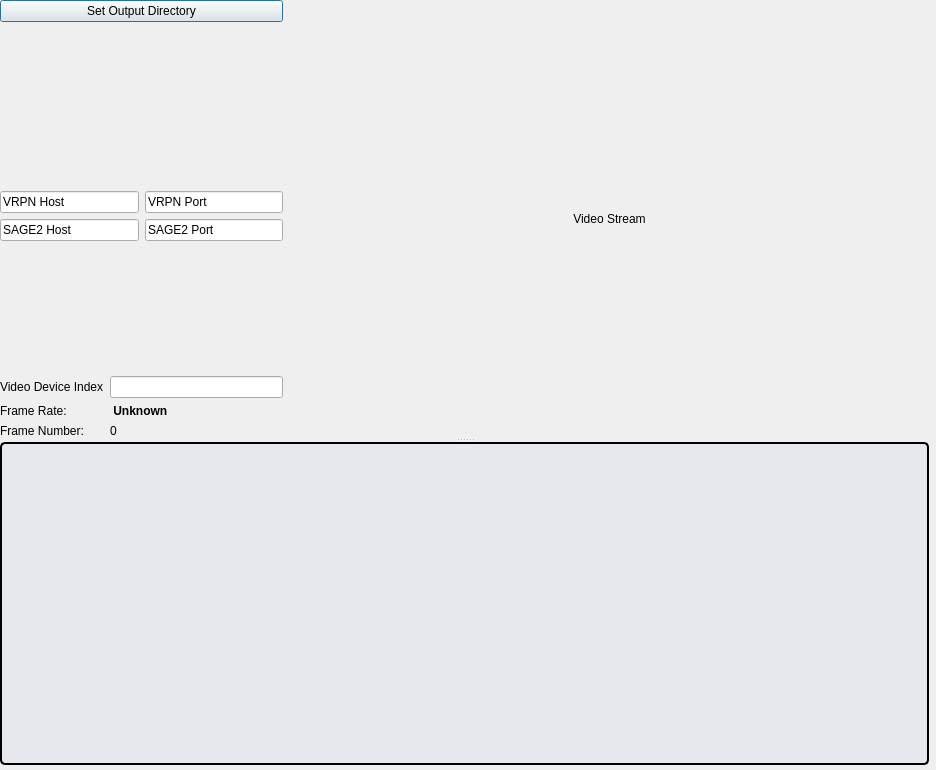
Above: tools/workbench/live_window.ui from hcilab-uic/ipme before the change. Below: the same form after it.
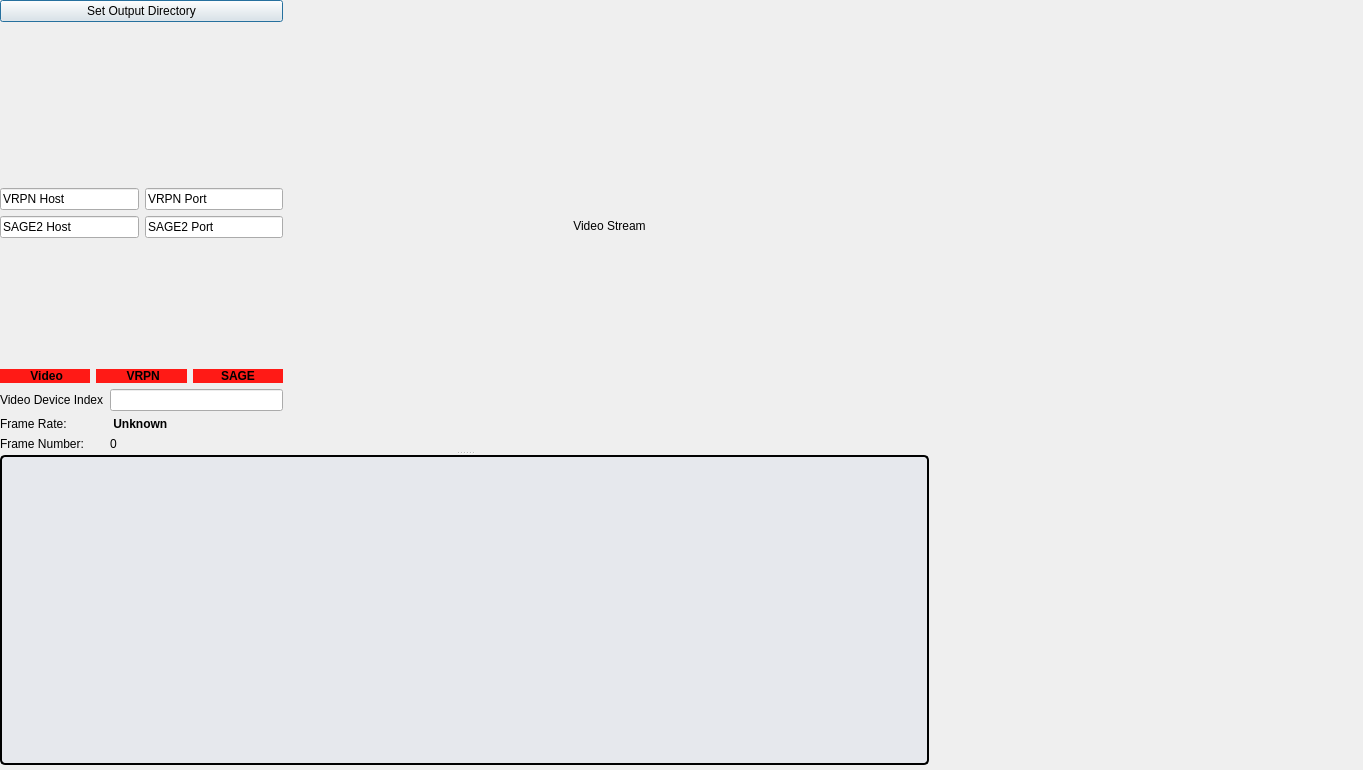
That is the form after the change.

Commit message: Added status indicators

Patch:
```diff
--- a/tools/workbench/live_window.ui
+++ b/tools/workbench/live_window.ui
@@ -6,7 +6,7 @@
    <rect>
     <x>0</x>
     <y>0</y>
-    <width>936</width>
+    <width>1363</width>
     <height>770</height>
    </rect>
   </property>
@@ -124,6 +124,70 @@
          </property>
         </spacer>
        </item>
+       <item>
+        <layout class="QHBoxLayout" name="status_indicator_layout">
+         <item>
+          <widget class="QLabel" name="video_status_indicator_label">
+           <property name="font">
+            <font>
+             <weight>75</weight>
+             <bold>true</bold>
+            </font>
+           </property>
+           <property name="autoFillBackground">
+            <bool>false</bool>
+           </property>
+           <property name="styleSheet">
+            <string notr="true">background-color: #ff1a16;</string>
+           </property>
+           <property name="text">
+            <string> Video</string>
+           </property>
+           <property name="alignment">
+            <set>Qt::AlignCenter</set>
+           </property>
+          </widget>
+         </item>
+         <item>
+          <widget class="QLabel" name="vrpn_status_indicator_label">
+           <property name="font">
+            <font>
+             <weight>75</weight>
+             <bold>true</bold>
+            </font>
+           </property>
+           <property name="styleSheet">
+            <string notr="true">background-color: #ff1a16;</string>
+           </property>
+           <property name="text">
+            <string> VRPN</string>
+           </property>
+           <property name="alignment">
+            <set>Qt::AlignCenter</set>
+           </property>
+          </widget>
+         </item>
+         <item>
+          <widget class="QLabel" name="sage_status_indicator_label">
+           <property name="font">
+            <font>
+             <weight>75</weight>
+             <bold>true</bold>
+            </font>
+           </property>
+           <property name="styleSheet">
+            <string notr="true">background-color: #ff1a16;</string>
+           </property>
+           <property name="text">
+            <string>SAGE</string>
+           </property>
+           <property name="alignment">
+            <set>Qt::AlignCenter</set>
+           </property>
+          </widget>
+         </item>
+        </layout>
+       </item>
        <item>
         <layout class="QGridLayout" name="camera_settings_grid">
          <item row="0" column="0">
```
The commit also changes 2 other files.
